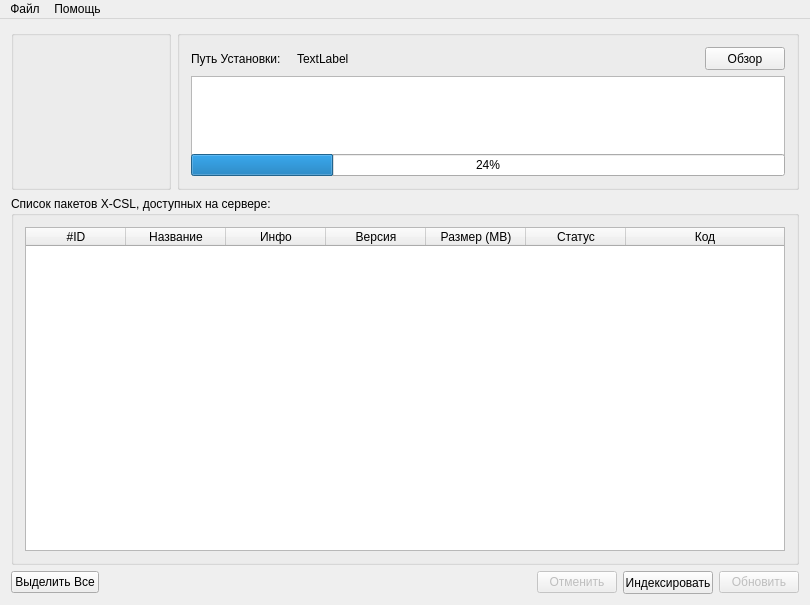
Qt form src/mainwindow.ui (steptosky/x-csl-updater) before a commit.
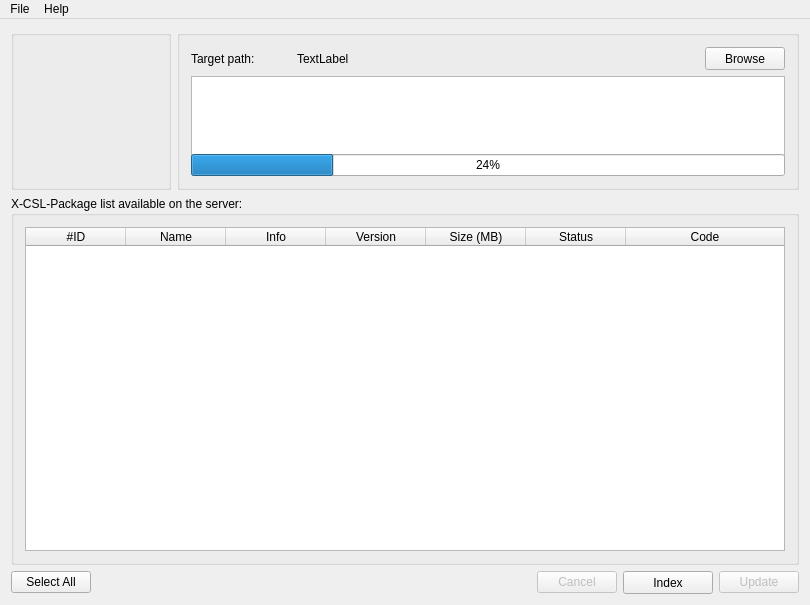
The same form after that commit. Icons and pictures are not drawn.

```diff
--- a/src/mainwindow.ui
+++ b/src/mainwindow.ui
@@ -132,7 +132,7 @@
               <enum>Qt::NoContextMenu</enum>
              </property>
              <property name="text">
-              <string>Путь Установки:</string>
+              <string>Target path:</string>
              </property>
             </widget>
            </item>
@@ -174,7 +174,7 @@
 &lt;p style=&quot; margin-top:0px; margin-bottom:0px; margin-left:0px; margin-right:0px; -qt-block-indent:0; text-indent:0px;&quot;&gt;Выбрать путь для установки пакетов &lt;span style=&quot; font-weight:600;&quot;&gt;X-CSL&lt;/span&gt;&lt;/p&gt;&lt;/body&gt;&lt;/html&gt;</string>
              </property>
              <property name="text">
-              <string>Обзор</string>
+              <string>Browse</string>
              </property>
             </widget>
            </item>
@@ -246,7 +246,7 @@
        <enum>Qt::NoContextMenu</enum>
       </property>
       <property name="title">
-       <string>Список пакетов X-CSL, доступных на сервере:</string>
+       <string>X-CSL-Package list available on the server:</string>
       </property>
       <layout class="QGridLayout" name="gridLayout_2">
        <item row="0" column="0">
@@ -325,32 +325,32 @@
          </column>
          <column>
           <property name="text">
-           <string>Название</string>
+           <string>Name</string>
           </property>
          </column>
          <column>
           <property name="text">
-           <string>Инфо</string>
+           <string>Info</string>
           </property>
          </column>
          <column>
           <property name="text">
-           <string>Версия</string>
+           <string>Version</string>
           </property>
          </column>
          <column>
           <property name="text">
-           <string>Размер (MB)</string>
+           <string>Size (MB)</string>
           </property>
          </column>
          <column>
           <property name="text">
-           <string>Статус</string>
+           <string>Status</string>
           </property>
          </column>
          <column>
           <property name="text">
-           <string>Код</string>
+           <string>Code</string>
           </property>
          </column>
         </widget>
@@ -373,7 +373,7 @@
 &lt;p style=&quot; margin-top:0px; margin-bottom:0px; margin-left:0px; margin-right:0px; -qt-block-indent:0; text-indent:0px;&quot;&gt;&lt;span style=&quot; font-size:8pt;&quot;&gt;Выделить пакеты &lt;/span&gt;&lt;span style=&quot; font-size:8pt; font-weight:600;&quot;&gt;X-CSL&lt;/span&gt;&lt;span style=&quot; font-size:8pt;&quot;&gt; в списке (Ctrl+A)&lt;/span&gt;&lt;/p&gt;&lt;/body&gt;&lt;/html&gt;</string>
         </property>
         <property name="text">
-         <string>Выделить Все</string>
+         <string>Select All</string>
         </property>
        </widget>
       </item>
@@ -399,7 +399,7 @@
          <string>Прервать текущее действие</string>
         </property>
         <property name="text">
-         <string>Отменить</string>
+         <string>Cancel</string>
         </property>
        </widget>
       </item>
@@ -427,7 +427,7 @@
          <string>Индексация ваших файлов (Ctrl+I)</string>
         </property>
         <property name="text">
-         <string>Индексировать</string>
+         <string>Index</string>
         </property>
         <property name="shortcut">
          <string>Ctrl+I</string>
@@ -450,7 +450,7 @@
 &lt;p style=&quot; margin-top:0px; margin-bottom:0px; margin-left:0px; margin-right:0px; -qt-block-indent:0; text-indent:0px;&quot;&gt;Запустить обновление выделенных пакетов &lt;span style=&quot; font-weight:600;&quot;&gt;X-CSL&lt;/span&gt; (Ctrl+U)&lt;/p&gt;&lt;/body&gt;&lt;/html&gt;</string>
         </property>
         <property name="text">
-         <string>Обновить</string>
+         <string>Update</string>
         </property>
         <property name="shortcut">
          <string>Ctrl+U</string>
@@ -475,7 +475,7 @@
    </property>
    <widget class="QMenu" name="menu">
     <property name="title">
-     <string>Файл</string>
+     <string>File</string>
     </property>
     <addaction name="actionSetFolder"/>
     <addaction name="actionSettings"/>
@@ -488,7 +488,7 @@
      <string extracomment="Помощь"/>
     </property>
     <property name="title">
-     <string>Помощь</string>
+     <string>Help</string>
     </property>
     <addaction name="actionAbout"/>
     <addaction name="actionAbout_Qt"/>
```
Left out of the diff: 68 changed lines with no effect on the pictures.
